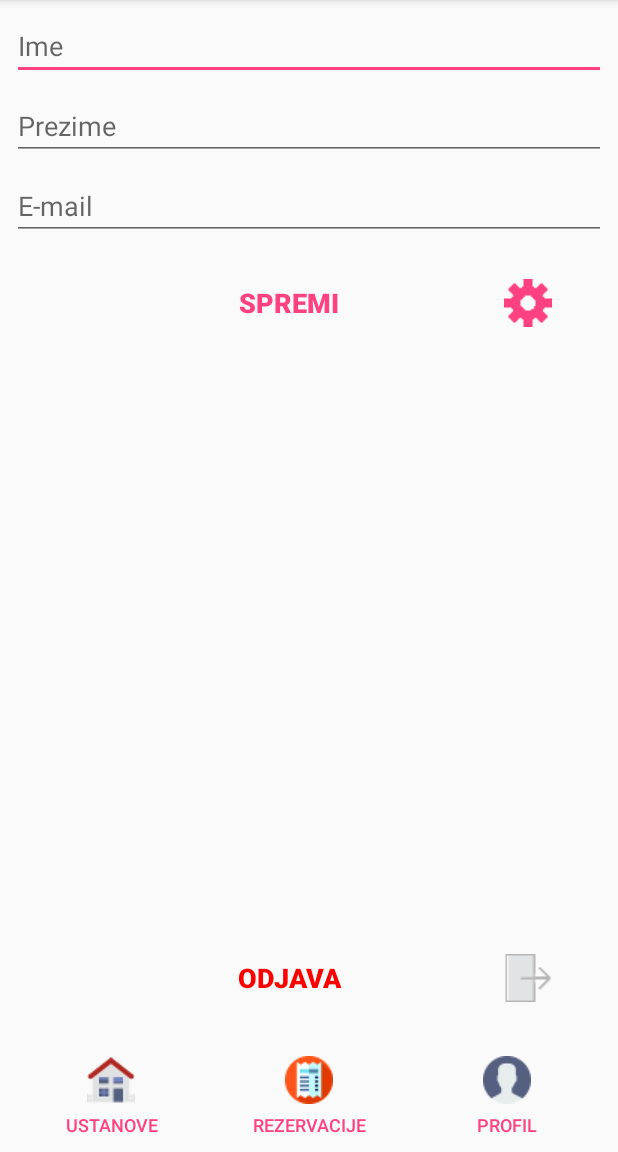
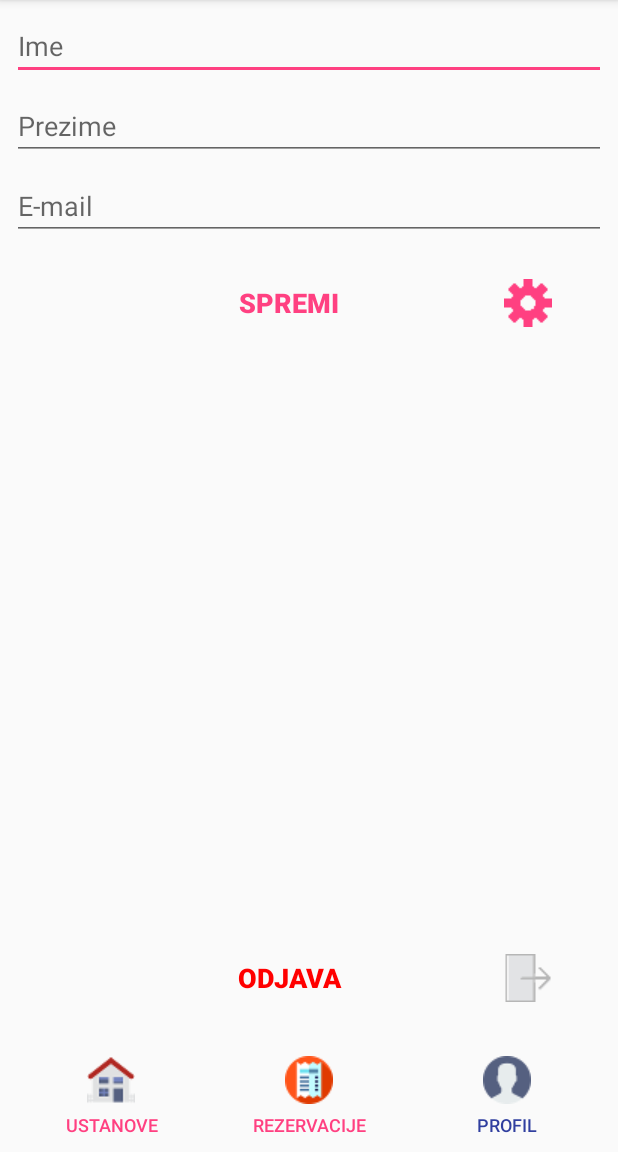
Before and after one commit to aduda091/queueManagementAndroid, an Android app: the ProfileActivity screen opened directly, with no data from a screen before it, on a phone screen of 412 x 824 dp, the part 84-1236 px from its top. Run offline under Robolectric (Android 15) with nearby library versions, the phone set to English and light mode, and no system bars; network calls fail; 5 statements that could not run were skipped.

Commit message:
Navigation text color depends on selected activity

```diff
--- a/app/src/main/java/hr/unipu/duda/justintime/activities/ProfileActivity.java
+++ b/app/src/main/java/hr/unipu/duda/justintime/activities/ProfileActivity.java
@@ -41,7 +41,7 @@ public class ProfileActivity extends AppCompatActivity {
             @Override
             public void onClick(View v) {
                 UserController.getInstance().logout();
-                finishAndRemoveTask();
+                finishAndRemoveTask();//todo: poboljšati brisanje svih zaostalih activity-ja u history-ju zbog otežanog izlaska s back buttonom
                 Intent intent = new Intent(ProfileActivity.this, LoginActivity.class);
                 startActivity(intent);
             }
--- a/app/src/main/java/hr/unipu/duda/justintime/fragments/NavigationFragment.java
+++ b/app/src/main/java/hr/unipu/duda/justintime/fragments/NavigationFragment.java
@@ -2,7 +2,9 @@ package hr.unipu.duda.justintime.fragments;
 
 import android.app.Fragment;
 import android.content.Intent;
+import android.graphics.Color;
 import android.os.Bundle;
+import android.util.Log;
 import android.view.LayoutInflater;
 import android.view.View;
 import android.view.ViewGroup;
@@ -45,6 +47,30 @@ public class NavigationFragment extends Fragment {
         navReservations = (Button) view.findViewById(R.id.navReservations);
         navProfile = (Button) view.findViewById(R.id.navProfile);
 
+        //boja teksta gumba u navigaciji ovisi o trenutnoj aktivnosti
+        int defaultColor = Color.parseColor("#ff4081");//colorAccent
+        int selectedColor = Color.parseColor("#303f9f");//colorPrimaryDark
+
+        String currentActivityName = getActivity().getClass().getSimpleName();
+        //Log.d("navFragment", "current activity name: " +currentActivityName);
+
+        if(currentActivityName.equalsIgnoreCase(FacilityListActivity.class.getSimpleName())) {
+            navFacilities.setTextColor(selectedColor);
+            navReservations.setTextColor(defaultColor);
+            navProfile.setTextColor(defaultColor);
+        }
+        //todo: reservation activity
+        else if(currentActivityName.equalsIgnoreCase(ProfileActivity.class.getSimpleName())) {
+            navFacilities.setTextColor(defaultColor);
+            navReservations.setTextColor(defaultColor);
+            navProfile.setTextColor(selectedColor);
+        }
+        else {
+            navFacilities.setTextColor(defaultColor);
+            navReservations.setTextColor(defaultColor);
+            navProfile.setTextColor(defaultColor);
+        }
+
         //gumb za popis ustanova
         navFacilities.setOnClickListener(new View.OnClickListener() {
             @Override
--- a/app/src/main/res/layout/fragment_navigation.xml
+++ b/app/src/main/res/layout/fragment_navigation.xml
@@ -1,7 +1,7 @@
 <LinearLayout xmlns:android="http://schemas.android.com/apk/res/android"
     xmlns:tools="http://schemas.android.com/tools"
     android:layout_width="match_parent"
-    android:layout_height="match_parent"
+    android:layout_height="70dp"
     tools:context="hr.unipu.duda.justintime.fragments.NavigationFragment"
     style="?android:attr/buttonBarStyle"
     >
```
